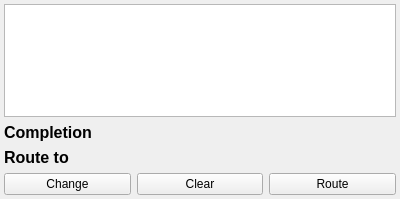
The window that QtClient/planet_production_widget.ui (vkholodkov/freestars) describes before a commit, drawn with Qt 5.
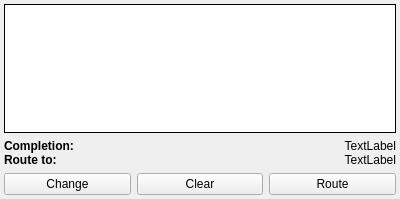
The same window after the commit.

Commit message: Planet status and planet production widgets

```diff
--- a/QtClient/planet_production_widget.ui
+++ b/QtClient/planet_production_widget.ui
@@ -17,9 +17,6 @@
    <property name="margin">
     <number>4</number>
    </property>
-   <item>
-    <widget class="QListWidget" name="listWidget"/>
-   </item>
    <item>
     <widget class="QWidget" name="widget" native="true">
      <layout class="QVBoxLayout" name="verticalLayout_2">
@@ -27,33 +24,98 @@
        <number>0</number>
       </property>
       <item>
-       <widget class="QLabel" name="label_2">
-        <property name="font">
-         <font>
-          <family>Arial</family>
-          <pointsize>12</pointsize>
-          <weight>75</weight>
-          <bold>true</bold>
-         </font>
+       <widget class="QTableView" name="productionQueueView">
+        <property name="frameShape">
+         <enum>QFrame::Box</enum>
         </property>
-        <property name="text">
-         <string>Completion</string>
+        <property name="frameShadow">
+         <enum>QFrame::Plain</enum>
         </property>
+        <property name="lineWidth">
+         <number>1</number>
+        </property>
+        <property name="selectionMode">
+         <enum>QAbstractItemView::SingleSelection</enum>
+        </property>
+        <property name="selectionBehavior">
+         <enum>QAbstractItemView::SelectRows</enum>
+        </property>
+        <property name="horizontalScrollMode">
+         <enum>QAbstractItemView::ScrollPerPixel</enum>
+        </property>
+        <property name="showGrid">
+         <bool>false</bool>
+        </property>
+        <property name="gridStyle">
+         <enum>Qt::NoPen</enum>
+        </property>
+        <attribute name="horizontalHeaderVisible">
+         <bool>false</bool>
+        </attribute>
+        <attribute name="verticalHeaderVisible">
+         <bool>false</bool>
+        </attribute>
        </widget>
       </item>
       <item>
-       <widget class="QLabel" name="label">
-        <property name="font">
-         <font>
-          <family>Arial</family>
-          <pointsize>12</pointsize>
-          <weight>75</weight>
-          <bold>true</bold>
-         </font>
-        </property>
-        <property name="text">
-         <string>Route to</string>
-        </property>
+       <widget class="QWidget" name="widget_3" native="true">
+        <layout class="QFormLayout" name="formLayout">
+         <property name="horizontalSpacing">
+          <number>0</number>
+         </property>
+         <property name="verticalSpacing">
+          <number>0</number>
+         </property>
+         <property name="margin">
+          <number>0</number>
+         </property>
+         <item row="0" column="0">
+          <widget class="QLabel" name="label">
+           <property name="font">
+            <font>
+             <weight>75</weight>
+             <bold>true</bold>
+            </font>
+           </property>
+           <property name="text">
+            <string>Completion:</string>
+           </property>
+          </widget>
+         </item>
+         <item row="0" column="1">
+          <widget class="QLabel" name="completionLabel">
+           <property name="text">
+            <string>TextLabel</string>
+           </property>
+           <property name="alignment">
+            <set>Qt::AlignRight|Qt::AlignTrailing|Qt::AlignVCenter</set>
+           </property>
+          </widget>
+         </item>
+         <item row="1" column="0">
+          <widget class="QLabel" name="label_3">
+           <property name="font">
+            <font>
+             <weight>75</weight>
+             <bold>true</bold>
+            </font>
+           </property>
+           <property name="text">
+            <string>Route to:</string>
+           </property>
+          </widget>
+         </item>
+         <item row="1" column="1">
+          <widget class="QLabel" name="routeToLabel">
+           <property name="text">
+            <string>TextLabel</string>
+           </property>
+           <property name="alignment">
+            <set>Qt::AlignRight|Qt::AlignTrailing|Qt::AlignVCenter</set>
+           </property>
+          </widget>
+         </item>
+        </layout>
        </widget>
       </item>
       <item>
```
Left out of the diff: 6 changed lines with no effect on the pictures. The commit also changes 18 other files.
